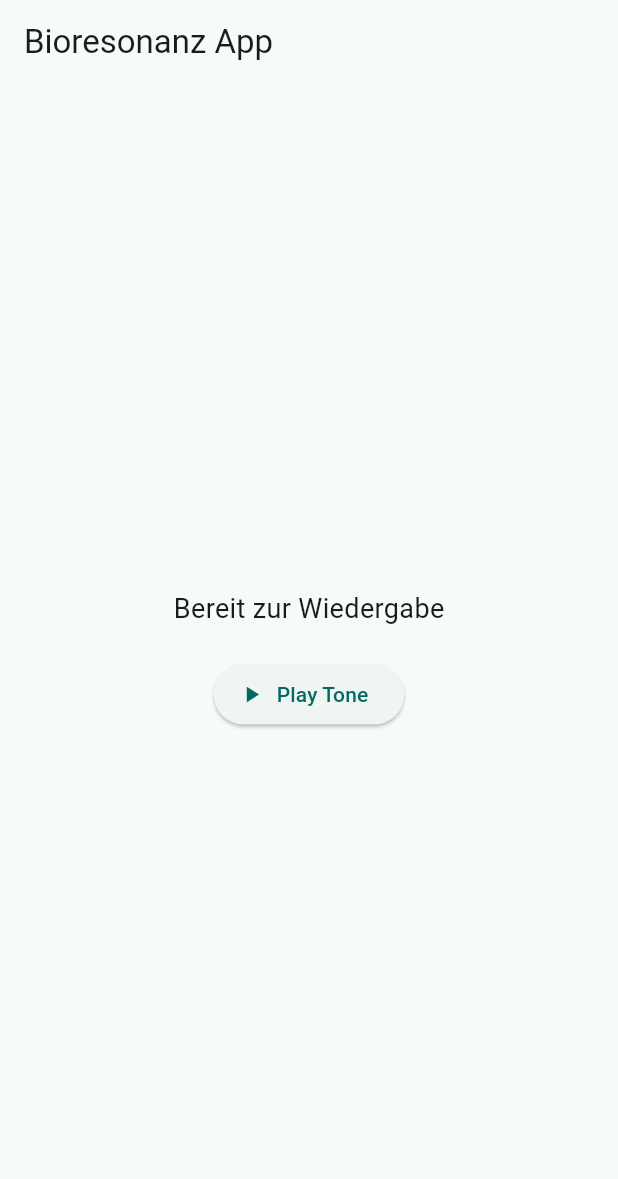
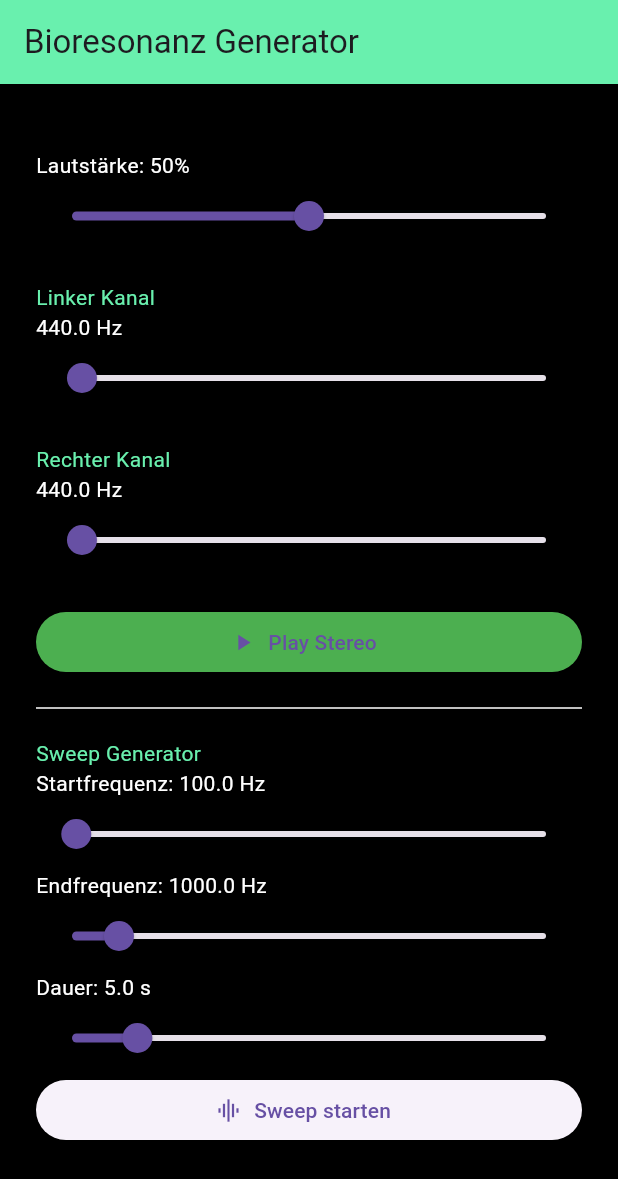
Before and after one commit to hanebuechenes/bioresonanz_app, a Flutter app: the screen it shows after launch, on a phone screen of 412 x 824 dp. Shown: the top 1179 px of the screen. Run offline on Flutter 3.47's test engine with Material 3 defaults, Android fonts, the phone set to English and light mode, and no system bars; our stand-ins replace audioplayers.

Commit message:
Neue Grundversion 1

```diff
--- a/lib/main.dart
+++ b/lib/main.dart
@@ -1,59 +1,208 @@
+import 'dart:async';
+import 'dart:math';
+import 'dart:typed_data';
+import 'dart:convert';
 import 'package:flutter/material.dart';
-import 'audio_service.dart';
+import 'package:audioplayers/audioplayers.dart';
 
 void main() {
-  runApp(const BioresonanzApp());
+  runApp(const MaterialApp(
+    debugShowCheckedModeBanner: false,
+    home: FrequencyGeneratorApp(),
+  ));
 }
 
-class BioresonanzApp extends StatelessWidget {
-  const BioresonanzApp({super.key});
+class FrequencyGeneratorApp extends StatefulWidget {
+  const FrequencyGeneratorApp({super.key});
 
   @override
-  Widget build(BuildContext context) {
-    return MaterialApp(
-      title: 'Bioresonanz App',
-      theme: ThemeData(
-        colorScheme: ColorScheme.fromSeed(seedColor: Colors.teal),
-        useMaterial3: true,
-      ),
-      home: const HomePage(),
-    );
-  }
+  State<FrequencyGeneratorApp> createState() => _FrequencyGeneratorAppState();
 }
 
-class HomePage extends StatefulWidget {
-  const HomePage({super.key});
+class _FrequencyGeneratorAppState extends State<FrequencyGeneratorApp> {
+  final playerLeft = AudioPlayer();
+  final playerRight = AudioPlayer();
+  bool isPlaying = false;
+
+  double freqLeft = 440.0;
+  double freqRight = 440.0;
+  double volume = 0.5;
+
+  double sweepStart = 100.0;
+  double sweepEnd = 1000.0;
+  double sweepDuration = 5.0;
+
+  // Generiert 16-Bit PCM-Daten
+  Uint8List generateTone(double freq, double seconds) {
+    const sampleRate = 44100;
+    final samples = (sampleRate * seconds).toInt();
+    final buffer = BytesBuilder();
+
+    for (int i = 0; i < samples; i++) {
+      final sample = sin(2 * pi * freq * i / sampleRate);
+      final intSample = (sample * 32767).toInt();
+      buffer.addByte(intSample & 0xFF);
+      buffer.addByte((intSample >> 8) & 0xFF);
+    }
+    return buffer.toBytes();
+  }
+
+  // PCM zu WAV konvertieren (Linux-kompatibel)
+  Uint8List generateWav(Uint8List pcmData) {
+    final header = BytesBuilder();
+    final int dataLength = pcmData.length;
+    final int fileSize = 36 + dataLength;
+
+    header.add(utf8.encode('RIFF'));
+    header.add(_intToBytesLE(fileSize, 4));
+    header.add(utf8.encode('WAVE'));
+    header.add(utf8.encode('fmt '));
+    header.add(_intToBytesLE(16, 4)); // Subchunk1Size
+    header.add(_intToBytesLE(1, 2));  // AudioFormat PCM
+    header.add(_intToBytesLE(1, 2));  // Channels
+    header.add(_intToBytesLE(44100, 4)); // SampleRate
+    header.add(_intToBytesLE(44100 * 2, 4)); // ByteRate
+    header.add(_intToBytesLE(2, 2)); // BlockAlign
+    header.add(_intToBytesLE(16, 2)); // BitsPerSample
+    header.add(utf8.encode('data'));
+    header.add(_intToBytesLE(dataLength, 4));
+    header.add(pcmData);
+
+    return header.toBytes();
+  }
+
+  List<int> _intToBytesLE(int value, int byteCount) {
+    final bytes = <int>[];
+    for (int i = 0; i < byteCount; i++) {
+      bytes.add((value >> (8 * i)) & 0xFF);
+    }
+    return bytes;
+  }
+
+  Future<void> playToneStereo(double freqL, double freqR) async {
+    final toneL = generateWav(generateTone(freqL, 2.0));
+    final toneR = generateWav(generateTone(freqR, 2.0));
+
+    await playerLeft.play(BytesSource(toneL), volume: volume, mode: PlayerMode.lowLatency, balance: -1.0);
+    await playerRight.play(BytesSource(toneR), volume: volume, mode: PlayerMode.lowLatency, balance: 1.0);
+  }
+
+  Future<void> playSweep(double startFreq, double endFreq, double durationSec) async {
+    const sampleRate = 44100;
+    final samples = (sampleRate * durationSec).toInt();
+    final buffer = BytesBuilder();
+
+    for (int i = 0; i < samples; i++) {
+      final t = i / samples;
+      final currentFreq = startFreq + (endFreq - startFreq) * t;
+      final sample = sin(2 * pi * currentFreq * i / sampleRate);
+      final intSample = (sample * 32767).toInt();
+      buffer.addByte(intSample & 0xFF);
+      buffer.addByte((intSample >> 8) & 0xFF);
+    }
+
+    final wavData = generateWav(buffer.toBytes());
+    await playerLeft.play(BytesSource(wavData), volume: volume);
+  }
 
   @override
-  State<HomePage> createState() => _HomePageState();
-}
-
-class _HomePageState extends State<HomePage> {
-  bool _isPlaying = false;
+  void dispose() {
+    playerLeft.dispose();
+    playerRight.dispose();
+    super.dispose();
+  }
 
   @override
   Widget build(BuildContext context) {
     return Scaffold(
-      appBar: AppBar(title: const Text('Bioresonanz App')),
-      body: Center(
-        child: Column(
-          mainAxisSize: MainAxisSize.min,
+      backgroundColor: Colors.black,
+      appBar: AppBar(
+        backgroundColor: Colors.greenAccent,
+        title: const Text("Bioresonanz Generator"),
+      ),
+      body: Padding(
+        padding: const EdgeInsets.all(24),
+        child: ListView(
           children: [
-            Text(
-              _isPlaying ? 'Wiedergabe läuft...' : 'Bereit zur Wiedergabe',
-              style: const TextStyle(fontSize: 18),
+            const SizedBox(height: 20),
+            Text("Lautstärke: ${(volume * 100).toStringAsFixed(0)}%",
+                style: const TextStyle(color: Colors.white)),
+            Slider(
+              value: volume,
+              onChanged: (v) => setState(() => volume = v),
+              min: 0,
+              max: 1,
+            ),
+            const SizedBox(height: 20),
+            const Text("Linker Kanal", style: TextStyle(color: Colors.greenAccent)),
+            Text("${freqLeft.toStringAsFixed(1)} Hz",
+                style: const TextStyle(color: Colors.white)),
+            Slider(
+              value: freqLeft,
+              onChanged: (v) => setState(() => freqLeft = v),
+              min: 20,
+              max: 20000,
+            ),
+            const SizedBox(height: 20),
+            const Text("Rechter Kanal", style: TextStyle(color: Colors.greenAccent)),
+            Text("${freqRight.toStringAsFixed(1)} Hz",
+                style: const TextStyle(color: Colors.white)),
+            Slider(
+              value: freqRight,
+              onChanged: (v) => setState(() => freqRight = v),
+              min: 20,
+              max: 20000,
             ),
             const SizedBox(height: 20),
             ElevatedButton.icon(
-              icon: Icon(_isPlaying ? Icons.stop : Icons.play_arrow),
-              label: Text(_isPlaying ? 'Stop' : 'Play Tone'),
+              style: ElevatedButton.styleFrom(
+                backgroundColor: isPlaying ? Colors.red : Colors.green,
+              ),
+              icon: Icon(isPlaying ? Icons.stop : Icons.play_arrow),
+              label: Text(isPlaying ? "Stop" : "Play Stereo"),
               onPressed: () async {
-                if (_isPlaying) {
-                  await AudioService.stop();
+                if (!isPlaying) {
+                  setState(() => isPlaying = true);
+                  await playToneStereo(freqLeft, freqRight);
+                  setState(() => isPlaying = false);
                 } else {
-                  await AudioService.playTone('assets/audio/intro.mp3');
+                  await playerLeft.stop();
+                  await playerRight.stop();
+                  setState(() => isPlaying = false);
                 }
-                setState(() => _isPlaying = !_isPlaying);
+              },
+            ),
+            const Divider(color: Colors.white, height: 40),
+            const Text("Sweep Generator", style: TextStyle(color: Colors.greenAccent)),
+            Text("Startfrequenz: ${sweepStart.toStringAsFixed(1)} Hz",
+                style: const TextStyle(color: Colors.white)),
+            Slider(
+              value: sweepStart,
+              onChanged: (v) => setState(() => sweepStart = v),
+              min: 10,
+              max: 10000,
+            ),
+            Text("Endfrequenz: ${sweepEnd.toStringAsFixed(1)} Hz",
+                style: const TextStyle(color: Colors.white)),
+            Slider(
+              value: sweepEnd,
+              onChanged: (v) => setState(() => sweepEnd = v),
+              min: 10,
+              max: 10000,
+            ),
+            Text("Dauer: ${sweepDuration.toStringAsFixed(1)} s",
+                style: const TextStyle(color: Colors.white)),
+            Slider(
+              value: sweepDuration,
+              onChanged: (v) => setState(() => sweepDuration = v),
+              min: 1,
+              max: 30,
+            ),
+            ElevatedButton.icon(
+              icon: const Icon(Icons.multitrack_audio),
+              label: const Text("Sweep starten"),
+              onPressed: () async {
+                await playSweep(sweepStart, sweepEnd, sweepDuration);
               },
             ),
           ],
```
Also changed, not shown: pubspec.yaml (+3 -6 lines), pubspec.lock.
